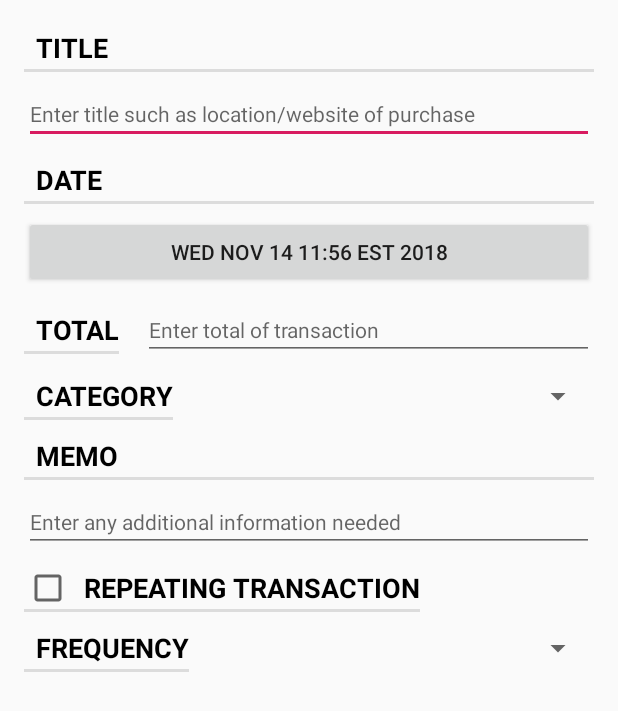
After one commit to HeyZeusV/PlutusWallet, an Android app: the layout fragment_transaction.xml on its own in the app's theme, with its tools: preview values and no code run, on a phone screen of 412 x 824 dp. The commit adds this screen. Shown: the top 711 px of the screen. Run offline under Robolectric (Android 15) with nearby library versions, the phone set to English and light mode, and no system bars.

Commit message:
Finished base Transaction class that lists info that each transaction will hold. Finished rough layout draft for fragment that will show a Transaction.

```diff
--- /dev/null
+++ b/app/src/main/java/com/heyzeusv/financeapplication/Transaction.kt
@@ -0,0 +1,18 @@
+package com.heyzeusv.financeapplication
+
+import java.math.BigDecimal
+import java.util.*
+
+/*
+    Must be annotated with @Entity
+    if tableName not provided then class name is used as tableName
+*/
+data class Transaction(val id : Int = 0,
+                       var title : String = "",
+                       var date : Date = Date(),
+                       var total : BigDecimal = BigDecimal("0.0"),
+                       val itemList : Int = id,
+                       var memo : String = "",
+                       var category : String = "",
+                       var repeating : Boolean = false,
+                       var frequency : Int = 0)
--- a/app/src/main/res/layout/activity_main.xml
+++ b/app/src/main/res/layout/activity_main.xml
@@ -1,18 +1,8 @@
 <?xml version="1.0" encoding="utf-8"?>
-<androidx.constraintlayout.widget.ConstraintLayout xmlns:android="http://schemas.android.com/apk/res/android"
-    xmlns:app="http://schemas.android.com/apk/res-auto"
-    xmlns:tools="http://schemas.android.com/tools"
+
+<!-- container view for a Fragment, it will be used to host other fragments -->
+<FrameLayout
+    xmlns:android="http://schemas.android.com/apk/res/android"
+    android:id="@+id/fragment_container"
     android:layout_width="match_parent"
-    android:layout_height="match_parent"
-    tools:context=".MainActivity">
-
-    <TextView
-        android:layout_width="wrap_content"
-        android:layout_height="wrap_content"
-        android:text="Hello World!"
-        app:layout_constraintBottom_toBottomOf="parent"
-        app:layout_constraintLeft_toLeftOf="parent"
-        app:layout_constraintRight_toRightOf="parent"
-        app:layout_constraintTop_toTopOf="parent" />
-
-</androidx.constraintlayout.widget.ConstraintLayout>
+    android:layout_height="match_parent"/>
--- /dev/null
+++ b/app/src/main/res/layout/fragment_transaction.xml
@@ -0,0 +1,183 @@
+<?xml version="1.0" encoding="utf-8"?>
+<androidx.constraintlayout.widget.ConstraintLayout xmlns:android="http://schemas.android.com/apk/res/android"
+    xmlns:app="http://schemas.android.com/apk/res-auto"
+    xmlns:tools="http://schemas.android.com/tools"
+    android:layout_width="match_parent"
+    android:layout_height="match_parent">
+
+    <TextView
+        android:id="@+id/titleTextView"
+        style="?android:listSeparatorTextViewStyle"
+        android:layout_width="0dp"
+        android:layout_height="wrap_content"
+        android:layout_marginStart="16dp"
+        android:layout_marginTop="16dp"
+        android:layout_marginEnd="16dp"
+        android:text="Title"
+        android:textColor="@android:color/black"
+        android:textSize="18sp"
+        app:layout_constraintEnd_toEndOf="parent"
+        app:layout_constraintStart_toStartOf="parent"
+        app:layout_constraintTop_toTopOf="parent" />
+
+    <EditText
+        android:id="@+id/transaction_title"
+        android:layout_width="0dp"
+        android:layout_height="wrap_content"
+        android:layout_marginStart="16dp"
+        android:layout_marginTop="8dp"
+        android:layout_marginEnd="16dp"
+        android:hint="Enter title such as location/website of purchase"
+        android:textSize="14sp"
+        app:layout_constraintEnd_toEndOf="parent"
+        app:layout_constraintStart_toStartOf="parent"
+        app:layout_constraintTop_toBottomOf="@+id/titleTextView" />
+
+    <TextView
+        android:id="@+id/dateTextView"
+        style="?android:listSeparatorTextViewStyle"
+        android:layout_width="0dp"
+        android:layout_height="wrap_content"
+        android:layout_marginStart="16dp"
+        android:layout_marginTop="8dp"
+        android:layout_marginEnd="16dp"
+        android:text="Date"
+        android:textColor="@android:color/black"
+        android:textSize="18sp"
+        app:layout_constraintEnd_toEndOf="parent"
+        app:layout_constraintStart_toStartOf="parent"
+        app:layout_constraintTop_toBottomOf="@+id/transaction_title" />
+
+    <Button
+        android:id="@+id/transaction_date"
+        android:layout_width="0dp"
+        android:layout_height="wrap_content"
+        android:layout_marginStart="16dp"
+        android:layout_marginTop="8dp"
+        android:layout_marginEnd="16dp"
+        app:layout_constraintEnd_toEndOf="parent"
+        app:layout_constraintStart_toStartOf="parent"
+        app:layout_constraintTop_toBottomOf="@+id/dateTextView"
+        tools:text="Wed Nov 14 11:56 EST 2018" />
+
+    <TextView
+        android:id="@+id/totalTextView"
+        style="?android:listSeparatorTextViewStyle"
+        android:layout_width="wrap_content"
+        android:layout_height="wrap_content"
+        android:layout_marginStart="16dp"
+        android:layout_marginTop="12dp"
+        android:text="Total"
+        android:textColor="@android:color/black"
+        android:textSize="18sp"
+        app:layout_constraintStart_toStartOf="parent"
+        app:layout_constraintTop_toBottomOf="@+id/transaction_date" />
+
+    <EditText
+        android:id="@+id/transaction_total"
+        android:layout_width="0dp"
+        android:layout_height="wrap_content"
+        android:layout_marginStart="16dp"
+        android:layout_marginTop="8dp"
+        android:layout_marginEnd="16dp"
+        android:ems="10"
+        android:hint="Enter total of transaction"
+        android:inputType="numberDecimal"
+        android:textSize="14sp"
+        app:layout_constraintEnd_toEndOf="parent"
+        app:layout_constraintStart_toEndOf="@+id/totalTextView"
+        app:layout_constraintTop_toBottomOf="@+id/transaction_date" />
+
+    <TextView
+        android:id="@+id/categoryTextView"
+        style="?android:listSeparatorTextViewStyle"
+        android:layout_width="wrap_content"
+        android:layout_height="wrap_content"
+        android:layout_marginStart="16dp"
+        android:layout_marginTop="8dp"
+        android:layout_marginEnd="16dp"
+        android:text="Category"
+        android:textColor="@android:color/black"
+        android:textSize="18sp"
+        app:layout_constraintEnd_toStartOf="@+id/spinner"
+        app:layout_constraintStart_toStartOf="parent"
+        app:layout_constraintTop_toBottomOf="@+id/transaction_total" />
+
+    <Spinner
+        android:id="@+id/spinner"
+        android:layout_width="0dp"
+        android:layout_height="wrap_content"
+        android:layout_marginTop="12dp"
+        android:layout_marginEnd="16dp"
+        app:layout_constraintEnd_toEndOf="parent"
+        app:layout_constraintStart_toEndOf="@+id/categoryTextView"
+        app:layout_constraintTop_toBottomOf="@+id/transaction_total" />
+
+    <CheckBox
+        android:id="@+id/transaction_repeating"
+        style="?android:listSeparatorTextViewStyle"
+        android:layout_width="wrap_content"
+        android:layout_height="wrap_content"
+        android:layout_marginStart="16dp"
+        android:layout_marginTop="8dp"
+        android:text="Repeating Transaction"
+        android:textColor="@android:color/black"
+        android:textSize="18sp"
+        app:layout_constraintStart_toStartOf="parent"
+        app:layout_constraintTop_toBottomOf="@+id/transaction_memo" />
+
+    <TextView
+        android:id="@+id/frequencyTextView"
+        style="?android:listSeparatorTextViewStyle"
+        android:layout_width="wrap_content"
+        android:layout_height="wrap_content"
+        android:layout_marginStart="16dp"
+        android:layout_marginTop="8dp"
+        android:text="Frequency"
+        android:textColor="@android:color/black"
+        android:textSize="18sp"
+        app:layout_constraintStart_toStartOf="parent"
+        app:layout_constraintTop_toBottomOf="@+id/transaction_repeating" />
+
+    <Spinner
+        android:id="@+id/spinner2"
+        android:layout_width="0dp"
+        android:layout_height="wrap_content"
+        android:layout_marginStart="8dp"
+        android:layout_marginTop="12dp"
+        android:layout_marginEnd="16dp"
+        app:layout_constraintEnd_toEndOf="parent"
+        app:layout_constraintStart_toEndOf="@+id/frequencyTextView"
+        app:layout_constraintTop_toBottomOf="@+id/transaction_repeating" />
+
+    <TextView
+        android:id="@+id/memoTextView"
+        style="?android:listSeparatorTextViewStyle"
+        android:layout_width="0dp"
+        android:layout_height="wrap_content"
+        android:layout_marginStart="16dp"
+        android:layout_marginTop="8dp"
+        android:layout_marginEnd="16dp"
+        android:text="Memo"
+        android:textColor="@android:color/black"
+        android:textSize="18sp"
+        app:layout_constraintEnd_toEndOf="parent"
+        app:layout_constraintStart_toStartOf="parent"
+        app:layout_constraintTop_toBottomOf="@+id/categoryTextView" />
+
+    <EditText
+        android:id="@+id/transaction_memo"
+        android:layout_width="0dp"
+        android:layout_height="wrap_content"
+        android:layout_marginStart="16dp"
+        android:layout_marginTop="8dp"
+        android:layout_marginEnd="16dp"
+        android:ems="10"
+        android:hint="Enter any additional information needed"
+        android:inputType="textPersonName"
+        android:textSize="14sp"
+        app:layout_constraintEnd_toEndOf="parent"
+        app:layout_constraintStart_toStartOf="parent"
+        app:layout_constraintTop_toBottomOf="@+id/memoTextView" />
+
+</androidx.constraintlayout.widget.ConstraintLayout>
```
Also changed, not shown: 1 other file.
